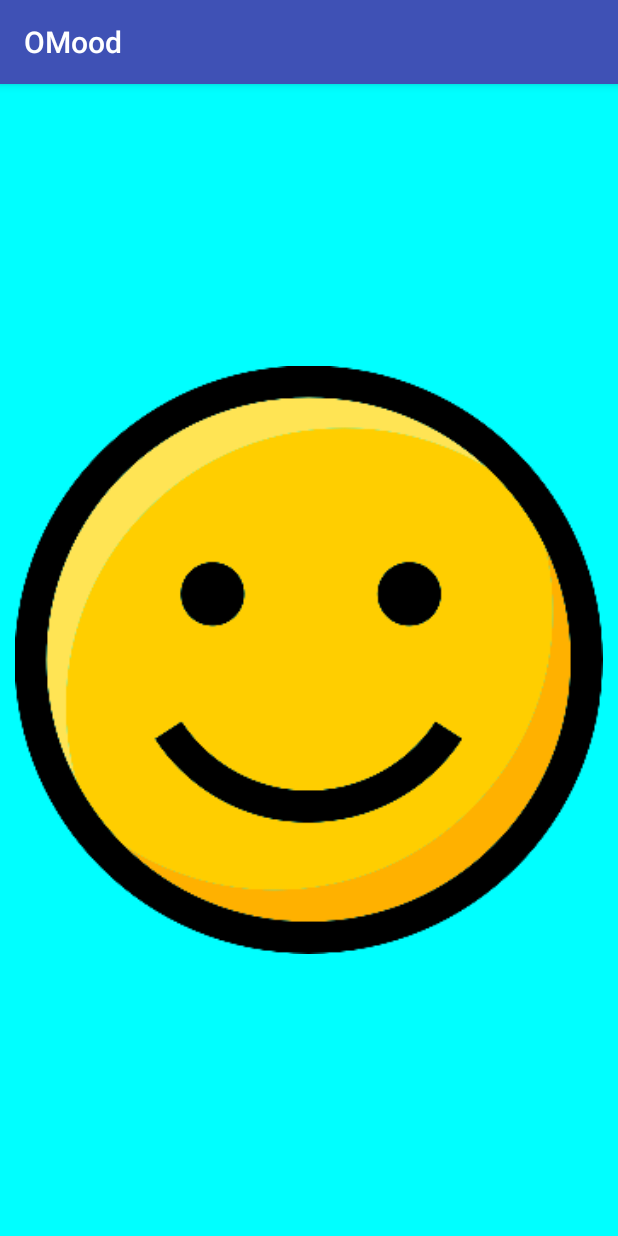
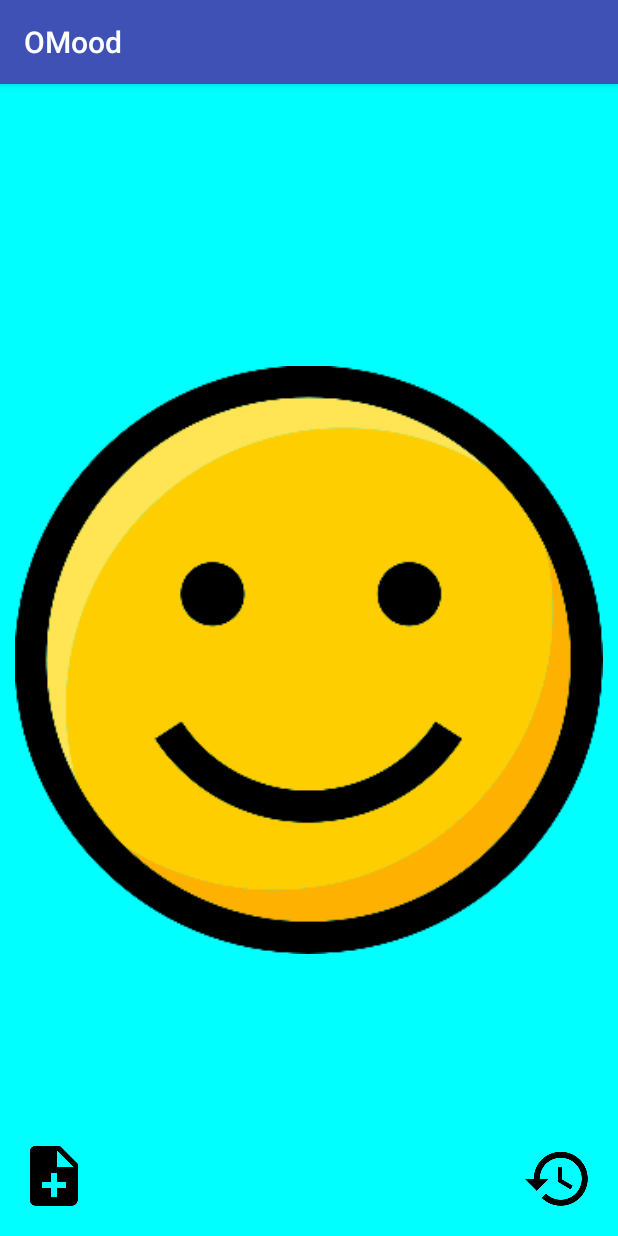
Before and after one commit to Boyman10/AMood, an Android app: the screen it shows after launch (MainActivity), on a phone screen of 412 x 824 dp. Run offline under Robolectric (Android 15) with nearby library versions, the phone set to English and light mode, and no system bars.

Commit message:
Adding buttons on top of layout

```diff
--- a/app/src/main/res/layout/fragment_default.xml
+++ b/app/src/main/res/layout/fragment_default.xml
@@ -11,4 +11,20 @@
         android:layout_width="match_parent"
         android:layout_height="match_parent"/>
 
+    <ImageView
+        android:layout_width="wrap_content"
+        android:layout_height="wrap_content"
+        android:layout_gravity="bottom|left"
+        android:layout_marginLeft="20dp"
+        android:layout_marginBottom="20dp"
+        android:src="@mipmap/ic_note_add_black" />
+
+
+    <ImageView
+        android:layout_width="wrap_content"
+        android:layout_height="wrap_content"
+        android:layout_gravity="bottom|right"
+        android:layout_marginRight="20dp"
+        android:layout_marginBottom="20dp"
+        android:src="@mipmap/ic_history_black" />
 </FrameLayout>
```
